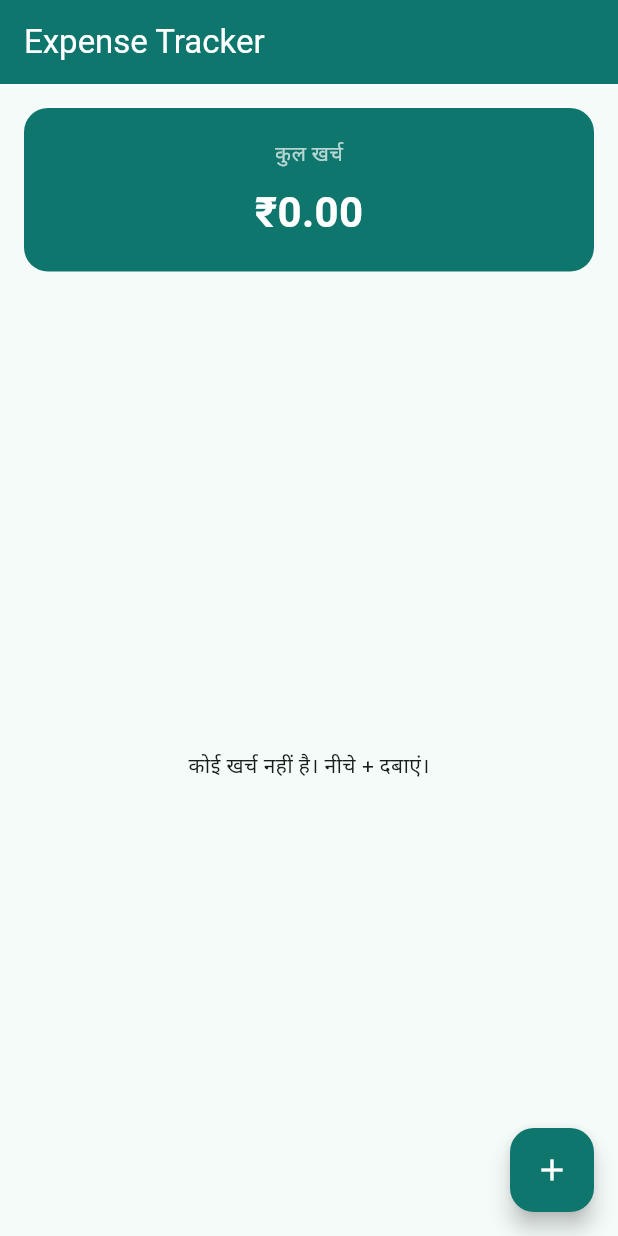
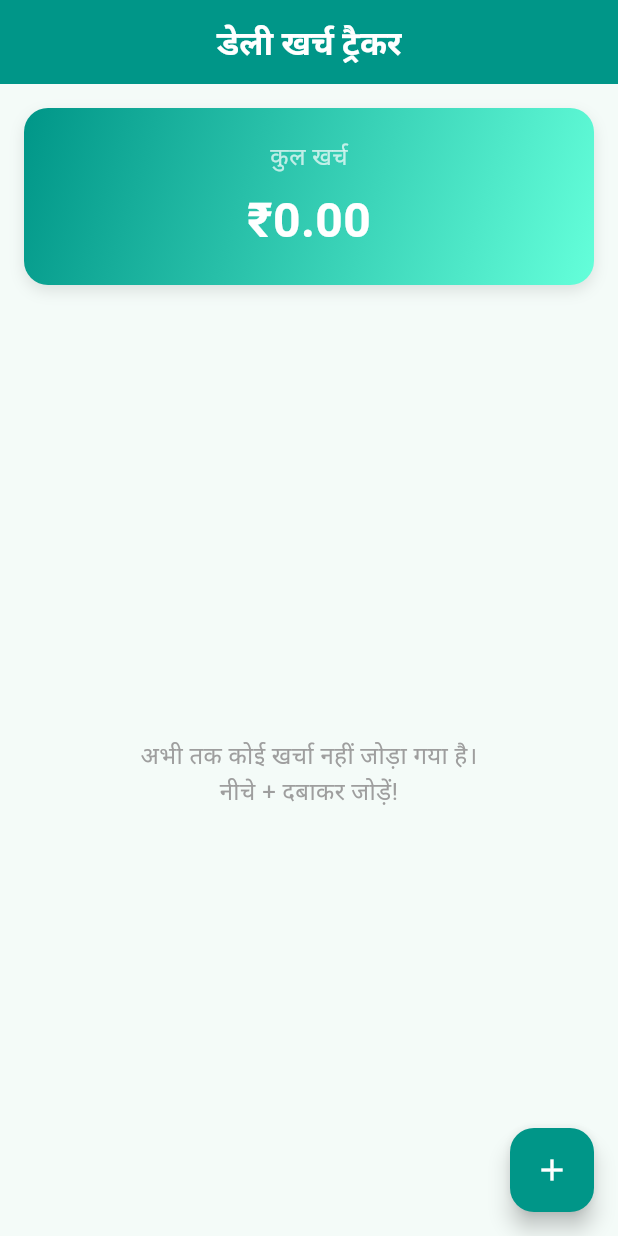
Before and after one commit to ragibart2016-cell/expense-tracker, a Flutter app: the screen it shows after launch, on a phone screen of 412 x 824 dp. Run offline on Flutter 3.47's test engine with Material 3 defaults, Android fonts, the phone set to English and light mode, and no system bars; our stand-ins replace google_mobile_ads, shared_preferences; network calls fail.

Commit message:
Update main.dart

```diff
--- a/lib/main.dart
+++ b/lib/main.dart
@@ -1,6 +1,7 @@
-import 'dart:convert';
 import 'package:flutter/material.dart';
 import 'package:shared_preferences/shared_preferences.dart';
+import 'package:intl/intl.dart';
+import 'dart:convert';
 import 'package:google_mobile_ads/google_mobile_ads.dart';
 
 void main() async {
@@ -15,78 +16,33 @@ class ExpenseTrackerApp extends StatelessWidget {
   @override
   Widget build(BuildContext context) {
     return MaterialApp(
-      debugShowCheckedModeBanner: false,
       title: 'Expense Tracker',
       theme: ThemeData(
-        colorScheme: ColorScheme.fromSeed(
-          seedColor: const Color(0xFF0F766E),
-          primary: const Color(0xFF0F766E),
-        ),
+        colorScheme: ColorScheme.fromSeed(seedColor: Colors.teal),
         useMaterial3: true,
       ),
-      home: const ExpenseHomePage(),
+      home: const ExpenseHomeScreen(),
+      debugShowCheckedModeBanner: false,
     );
   }
 }
 
-class ExpenseItem {
-  final String id;
-  final String title;
-  final double amount;
-  final String category;
-  final DateTime date;
+class ExpenseHomeScreen extends StatefulWidget {
+  const ExpenseHomeScreen({super.key});
 
-  ExpenseItem({
-    required this.id,
-    required this.title,
-    required this.amount,
-    required this.category,
-    required this.date,
-  });
-
-  Map<String, dynamic> toMap() => {
-        'id': id,
-        'title': title,
-        'amount': amount,
-        'category': category,
-        'date': date.toIso8601String(),
-      };
-
-  factory ExpenseItem.fromMap(Map<String, dynamic> map) => ExpenseItem(
-        id: map['id'] ?? DateTime.now().millisecondsSinceEpoch.toString(),
-        title: map['title'] ?? '',
-        amount: (map['amount'] as num).toDouble(),
-        category: map['category'] ?? 'Other',
-        date: DateTime.tryParse(map['date'] ?? '') ?? DateTime.now(),
-      );
+  @override
+  State<ExpenseHomeScreen> createState() => _ExpenseHomeScreenState();
 }
 
-class ExpenseHomePage extends StatefulWidget {
-  const ExpenseHomePage({super.key});
-
-  @override
-  State<ExpenseHomePage> createState() => _ExpenseHomePageState();
-}
-
-class _ExpenseHomePageState extends State<ExpenseHomePage> {
-  List<ExpenseItem> _expenses = [];
-  bool _isLoading = true;
+class _ExpenseHomeScreenState extends State<ExpenseHomeScreen> {
+  List<Map<String, dynamic>> _expenses = [];
+  final TextEditingController _titleController = TextEditingController();
+  final TextEditingController _amountController = TextEditingController();
   BannerAd? _bannerAd;
   bool _isBannerAdLoaded = false;
 
-  final TextEditingController _titleController = TextEditingController();
-  final TextEditingController _amountController = TextEditingController();
-  String _selectedCategory = 'Food (खाना)';
-  DateTime _selectedDate = DateTime.now();
-
-  final List<Map<String, dynamic>> _categories = [
-    {'name': 'Food (खाना)', 'icon': Icons.restaurant, 'color': Colors.orange},
-    {'name': 'Travel (किराया/पेट्रोल)', 'icon': Icons.directions_bus, 'color': Colors.blue},
-    {'name': 'Bills (बिल/रिचार्ज)', 'icon': Icons.receipt_long, 'color': Colors.purple},
-    {'name': 'Shopping (खरीदारी)', 'icon': Icons.shopping_bag, 'color': Colors.pink},
-    {'name': 'Health (दवा)', 'icon': Icons.medical_services, 'color': Colors.red},
-    {'name': 'Other (अन्य)', 'icon': Icons.more_horiz, 'color': Colors.teal},
-  ];
+  // आपकी असली Banner Ad Unit ID
+  final String _adUnitId = 'ca-app-pub-6588358418138815/8714606100';
 
   @override
   void initState() {
@@ -97,7 +53,7 @@ class _ExpenseHomePageState extends State<ExpenseHomePage> {
 
   void _initBannerAd() {
     _bannerAd = BannerAd(
-      adUnitId: 'ca-app-pub-3940256099942544/6300978111',
+      adUnitId: _adUnitId,
       size: AdSize.banner,
       request: const AdRequest(),
       listener: BannerAdListener(
@@ -117,47 +73,41 @@ class _ExpenseHomePageState extends State<ExpenseHomePage> {
   @override
   void dispose() {
     _bannerAd?.dispose();
+    _titleController.dispose();
+    _amountController.dispose();
     super.dispose();
   }
 
   Future<void> _loadExpenses() async {
     final prefs = await SharedPreferences.getInstance();
-    final String? rawData = prefs.getString('user_expenses');
-    if (rawData != null) {
-      try {
-        final List decoded = jsonDecode(rawData);
-        _expenses = decoded.map((e) => ExpenseItem.fromMap(e)).toList();
-        _expenses.sort((a, b) => b.date.compareTo(a.date));
-      } catch (e) {
-        debugPrint('Error: $e');
+    final String? expensesString = prefs.getString('expenses_data');
+    if (expensesString != null) {
+      setState(() {
+        _expenses = List<Map<String, dynamic>>.from(json.decode(expensesString));
+      });
     }
-    }
-    setState(() => _isLoading = false);
   }
 
   Future<void> _saveExpenses() async {
     final prefs = await SharedPreferences.getInstance();
-    final String encoded = jsonEncode(_expenses.map((e) => e.toMap()).toList());
-    await prefs.setString('user_expenses', encoded);
+    await prefs.setString('expenses_data', json.encode(_expenses));
   }
 
   void _addExpense() {
-    final title = _titleController.text.trim();
-    final amount = double.tryParse(_amountController.text.trim());
+    final String title = _titleController.text.trim();
+    final double? amount = double.tryParse(_amountController.text.trim());
 
     if (title.isEmpty || amount == null || amount <= 0) return;
 
-    final newExpense = ExpenseItem(
-      id: DateTime.now().millisecondsSinceEpoch.toString(),
-      title: title,
-      amount: amount,
-      category: _selectedCategory,
-      date: _selectedDate,
-    );
+    final newExpense = {
+      'id': DateTime.now().millisecondsSinceEpoch.toString(),
+      'title': title,
+      'amount': amount,
+      'date': DateFormat('dd MMM yyyy, hh:mm a').format(DateTime.now()),
+    };
 
     setState(() {
       _expenses.insert(0, newExpense);
-      _expenses.sort((a, b) => b.date.compareTo(a.date));
     });
 
     _saveExpenses();
@@ -167,22 +117,24 @@ class _ExpenseHomePageState extends State<ExpenseHomePage> {
   }
 
   void _deleteExpense(String id) {
-    setState(() => _expenses.removeWhere((item) => item.id == id));
+    setState(() {
+      _expenses.removeWhere((item) => item['id'] == id);
+    });
     _saveExpenses();
   }
 
-  double get _totalExpense => _expenses.fold(0.0, (sum, item) => sum + item.amount);
+  double get _totalExpenses {
+    return _expenses.fold(0.0, (sum, item) => sum + (item['amount'] as num).toDouble());
+  }
 
-  void _openAddModal() {
-    _titleController.clear();
-    _amountController.clear();
-    _selectedDate = DateTime.now();
-
+  void _showAddExpenseDialog() {
     showModalBottomSheet(
       context: context,
       isScrollControlled: true,
-      builder: (ctx) => StatefulBuilder(
-        builder: (context, setModalState) => Padding(
+      shape: const RoundedRectangleBorder(
+        borderRadius: BorderRadius.vertical(top: Radius.circular(20)),
+      ),
+      builder: (ctx) => Padding(
         padding: EdgeInsets.only(
           bottom: MediaQuery.of(ctx).viewInsets.bottom + 20,
           top: 20,
@@ -191,34 +143,41 @@ class _ExpenseHomePageState extends State<ExpenseHomePage> {
         ),
         child: Column(
           mainAxisSize: MainAxisSize.min,
+          crossAxisAlignment: CrossAxisAlignment.stretch,
           children: [
-              const Text('नया खर्च जोड़ें', style: TextStyle(fontSize: 18, fontWeight: FontWeight.bold)),
-              const SizedBox(height: 10),
+            const Text(
+              'नया खर्चा जोड़ें',
+              style: TextStyle(fontSize: 18, fontWeight: FontWeight.bold),
+              textAlign: TextAlign.center,
+            ),
+            const SizedBox(height: 12),
             TextField(
               controller: _titleController,
-                decoration: const InputDecoration(labelText: 'खर्च का नाम', border: OutlineInputBorder()),
+              decoration: const InputDecoration(
+                labelText: 'खर्चे का नाम (उदा. चाय, राशन)',
+                border: OutlineInputBorder(),
               ),
-              const SizedBox(height: 10),
+            ),
+            const SizedBox(height: 12),
             TextField(
               controller: _amountController,
-                keyboardType: TextInputType.number,
-                decoration: const InputDecoration(labelText: 'राशि (₹)', border: OutlineInputBorder()),
+              keyboardType: const TextInputType.numberWithOptions(decimal: true),
+              decoration: const InputDecoration(
+                labelText: 'रकम (₹)',
+                border: OutlineInputBorder(),
               ),
-              const SizedBox(height: 10),
-              DropdownButtonFormField<String>(
-                value: _selectedCategory,
-                items: _categories.map((c) => DropdownMenuItem(value: c['name'] as String, child: Text(c['name']))).toList(),
-                onChanged: (val) => setModalState(() => _selectedCategory = val!),
-                decoration: const InputDecoration(border: OutlineInputBorder()),
             ),
-              const SizedBox(height: 15),
+            const SizedBox(height: 16),
             ElevatedButton(
               onPressed: _addExpense,
-                style: ElevatedButton.styleFrom(backgroundColor: const Color(0xFF0F766E), foregroundColor: Colors.white),
-                child: const Text('सेव करें'),
+              style: ElevatedButton.styleFrom(
+                backgroundColor: Colors.teal,
+                foregroundColor: Colors.white,
+                padding: const EdgeInsets.symmetric(vertical: 14),
+              ),
+              child: const Text('सेव करें', style: TextStyle(fontSize: 16)),
             ),
           ],
-          ),
         ),
       ),
     );
@@ -228,42 +187,96 @@ class _ExpenseHomePageState extends State<ExpenseHomePage> {
   Widget build(BuildContext context) {
     return Scaffold(
       appBar: AppBar(
-        title: const Text('Expense Tracker'),
-        backgroundColor: const Color(0xFF0F766E),
+        title: const Text('डेली खर्च ट्रैकर', style: TextStyle(fontWeight: FontWeight.bold)),
+        backgroundColor: Colors.teal,
         foregroundColor: Colors.white,
+        centerTitle: true,
       ),
-      body: _isLoading
-          ? const Center(child: CircularProgressIndicator())
-          : Column(
+      body: Column(
         children: [
           Container(
             width: double.infinity,
             margin: const EdgeInsets.all(16),
             padding: const EdgeInsets.all(20),
             decoration: BoxDecoration(
-                    color: const Color(0xFF0F766E),
+              gradient: const LinearGradient(
+                colors: [Colors.teal, Colors.tealAccent],
+                begin: Alignment.topLeft,
+                end: Alignment.bottomRight,
+              ),
               borderRadius: BorderRadius.circular(16),
+              boxShadow: [
+                BoxShadow(
+                  color: Colors.black.withOpacity(0.1),
+                  blurRadius: 8,
+                  offset: const Offset(0, 4),
+                )
+              ],
             ),
             child: Column(
               children: [
-                      const Text('कुल खर्च', style: TextStyle(color: Colors.white70)),
+                const Text(
+                  'कुल खर्च',
+                  style: TextStyle(color: Colors.white70, fontSize: 16),
+                ),
                 const SizedBox(height: 8),
-                      Text('₹${_totalExpense.toStringAsFixed(2)}', style: const TextStyle(fontSize: 28, fontWeight: FontWeight.bold, color: Colors.white)),
+                Text(
+                  '₹${_totalExpenses.toStringAsFixed(2)}',
+                  style: const TextStyle(
+                    color: Colors.white,
+                    fontSize: 32,
+                    fontWeight: FontWeight.bold,
+                  ),
+                ),
               ],
             ),
           ),
           Expanded(
             child: _expenses.isEmpty
-                      ? const Center(child: Text('कोई खर्च नहीं है। नीचे + दबाएं।'))
+                ? const Center(
+                    child: Text(
+                      'अभी तक कोई खर्चा नहीं जोड़ा गया है।\nनीचे + दबाकर जोड़ें!',
+                      textAlign: TextAlign.center,
+                      style: TextStyle(color: Colors.grey, fontSize: 16),
+                    ),
+                  )
                 : ListView.builder(
                     itemCount: _expenses.length,
-                          itemBuilder: (ctx, i) {
-                            final item = _expenses[i];
-                            return ListTile(
-                              title: Text(item.title),
-                              subtitle: Text(item.category),
-                              trailing: Text('₹${item.amount}', style: const TextStyle(color: Colors.red, fontWeight: FontWeight.bold, fontSize: 16)),
-                              onLongPress: () => _deleteExpense(item.id),
+                    itemBuilder: (ctx, index) {
+                      final item = _expenses[index];
+                      return Card(
+                        margin: const EdgeInsets.symmetric(horizontal: 16, vertical: 6),
+                        elevation: 2,
+                        shape: RoundedRectangleBorder(borderRadius: BorderRadius.circular(12)),
+                        child: ListTile(
+                          leading: const CircleAvatar(
+                            backgroundColor: Colors.teal,
+                            foregroundColor: Colors.white,
+                            child: Icon(Icons.currency_rupee),
+                          ),
+                          title: Text(
+                            item['title'],
+                            style: const TextStyle(fontWeight: FontWeight.bold),
+                          ),
+                          subtitle: Text(item['date']),
+                          trailing: Row(
+                            mainAxisSize: MainAxisSize.min,
+                            children: [
+                              Text(
+                                '₹${item['amount']}',
+                                style: const TextStyle(
+                                  fontWeight: FontWeight.bold,
+                                  fontSize: 16,
+                                  color: Colors.redAccent,
+                                ),
+                              ),
+                              IconButton(
+                                icon: const Icon(Icons.delete, color: Colors.grey),
+                                onPressed: () => _deleteExpense(item['id']),
+                              ),
+                            ],
+                          ),
+                        ),
                       );
                     },
                   ),
@@ -277,14 +290,11 @@ class _ExpenseHomePageState extends State<ExpenseHomePage> {
             ),
         ],
       ),
-      floatingActionButton: Padding(
-        padding: EdgeInsets.only(bottom: _isBannerAdLoaded ? 50.0 : 0.0),
-        child: FloatingActionButton(
-          onPressed: _openAddModal,
-          backgroundColor: const Color(0xFF0F766E),
+      floatingActionButton: FloatingActionButton(
+        onPressed: _showAddExpenseDialog,
+        backgroundColor: Colors.teal,
         foregroundColor: Colors.white,
         child: const Icon(Icons.add),
-        ),
       ),
     );
   }
```
Lines whose indentation alone changed are shown as unchanged.
